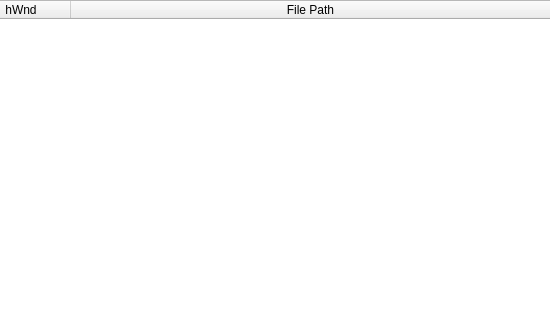
zer0fl4g/Nanomite, file qtNanomite/qtDLGWindowView.ui: the form before one commit; both pictures show x 330 to 880 and y 0 to 310 of the 880 by 310 pixel window.
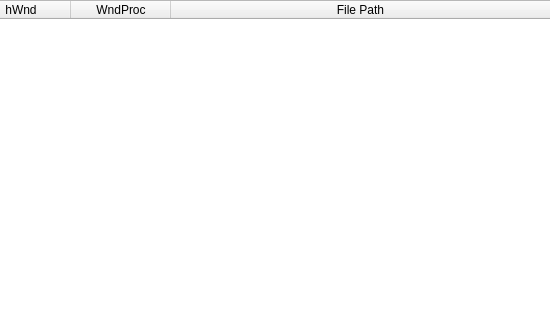
The form after the commit. Icons and pictures are not drawn.

The edit to the form file:
```diff
--- a/qtNanomite/qtDLGWindowView.ui
+++ b/qtNanomite/qtDLGWindowView.ui
@@ -73,6 +73,11 @@
         <string>hWnd</string>
        </property>
       </column>
+      <column>
+       <property name="text">
+        <string>WndProc</string>
+       </property>
+      </column>
       <column>
        <property name="text">
         <string>File Path</string>
```
Left out of the diff: 3 changed lines with no effect on the pictures.
